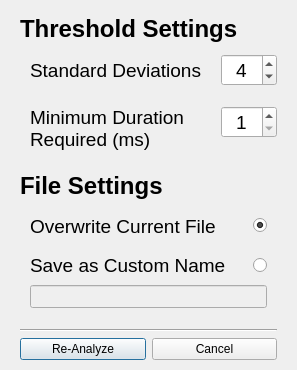
The window that AnalysisSettingsUI.ui (tennesseeBonner1/PiBlink) describes before a commit, drawn with Qt 5.
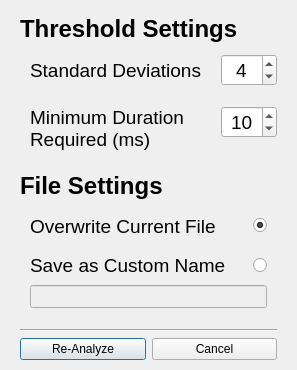
The same window after the commit.

```diff
--- a/AnalysisSettingsUI.ui
+++ b/AnalysisSettingsUI.ui
@@ -173,11 +173,14 @@
         <number>1</number>
        </property>
        <property name="maximum">
-        <number>300</number>
+        <number>1000</number>
        </property>
        <property name="singleStep">
         <number>1</number>
        </property>
+       <property name="value">
+        <number>10</number>
+       </property>
       </widget>
      </item>
      <item row="0" column="1">
```
Left out of the diff: 6 changed lines with no effect on the pictures.
